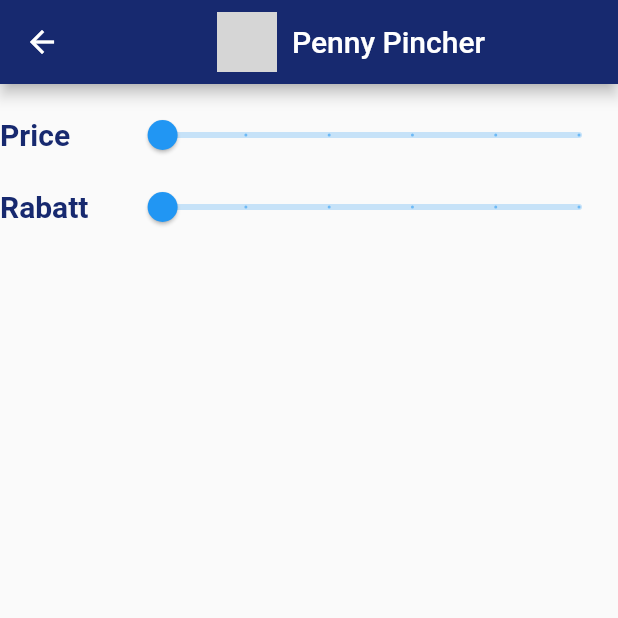
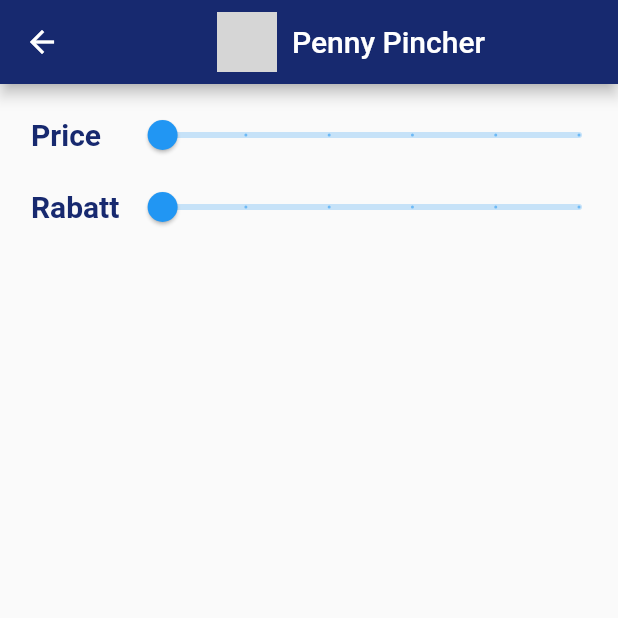
Before and after one commit to dimitarKolev99/flutter_project, a Flutter app: the FilterView screen opened directly, on a phone screen of 412 x 824 dp, the top half of it. Run offline on Flutter 3.47's test engine with Material 2 defaults, Android fonts, the phone set to English and light mode, and no system bars; our stand-ins replace shared_preferences; accounts and stored records are empty; network calls fail; grey boxes are pictures that could not be loaded.

Commit message:
design changes

```diff
--- a/lib/view/filter_view.dart
+++ b/lib/view/filter_view.dart
@@ -46,7 +46,8 @@ class _FilterViewState extends State<FilterView> {
               ],
             )),
     body: Container(
-      height: blockSizeHorizontal * 30,
+      padding: EdgeInsets.only(left: blockSizeHorizontal * 5),
+      height: blockSizeVertical * 18,
       width: displayWidth,
       //color: Colors.red,
         child: Column(
@@ -55,6 +56,7 @@ class _FilterViewState extends State<FilterView> {
               SizedBox(height: 10),
           Row(
             mainAxisAlignment: MainAxisAlignment.spaceBetween,
+            mainAxisSize: MainAxisSize.max,
             children: [
               Text(
                 "Price",
```
Also changed, not shown: pubspec.lock.
